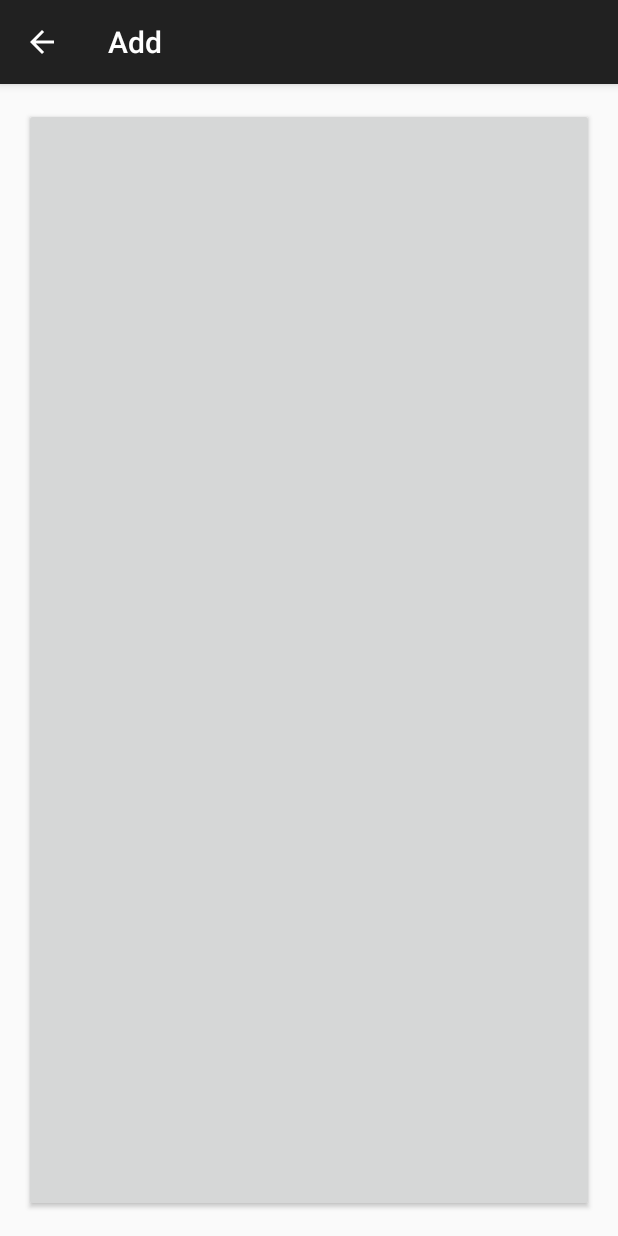
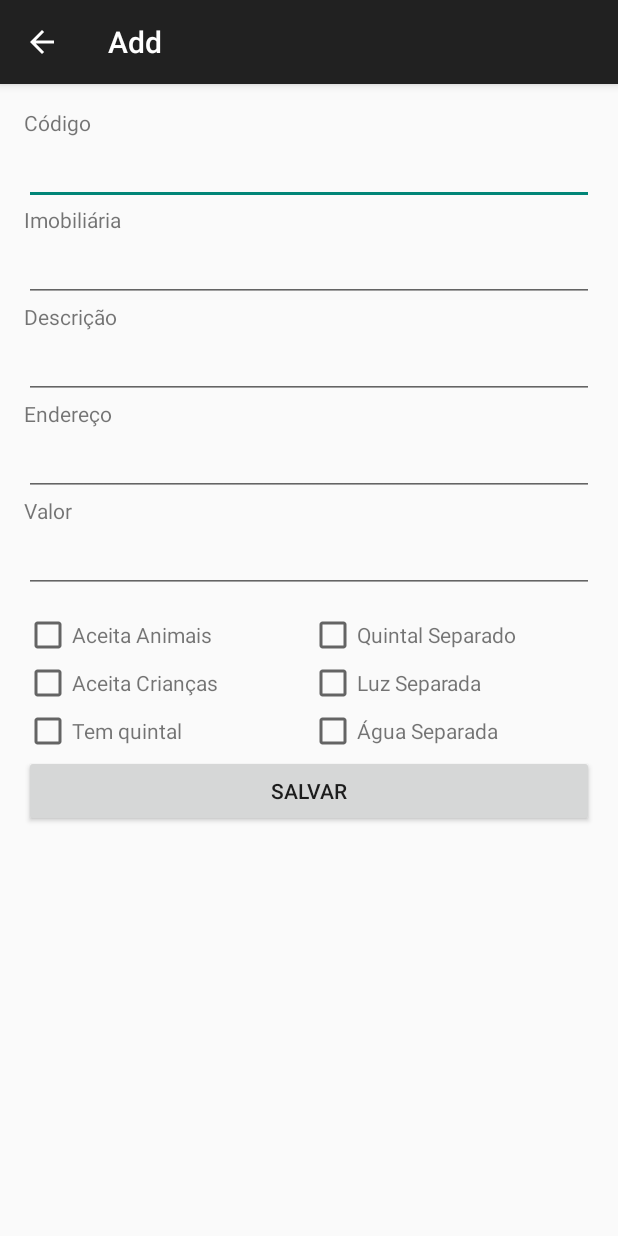
Before and after one commit to darakeon/home-sweet-home, an Android app: the AddActivity screen opened directly, with no data from a screen before it, on a phone screen of 412 x 824 dp. Run offline under Robolectric (Android 15) with nearby library versions, the phone set to English and light mode, and no system bars.

Commit message:
Add form working
by [Keon] in [2016-09-07 16:32:40 (-03:00)]

```diff
--- a/android/app/src/main/java/com/darakeon/hsh/AddActivity.java
+++ b/android/app/src/main/java/com/darakeon/hsh/AddActivity.java
@@ -37,7 +37,11 @@ public class AddActivity extends AppCompatActivity
     public double getDoubleField(int r)
     {
         String text = getStringField(r);
-        return Double.parseDouble(text);
+
+        if (text.isEmpty())
+            return 0;
+        else
+            return Double.parseDouble(text);
     }
 
     public Boolean getBooleanField(int r)
--- a/android/app/src/main/res/layout/add.xml
+++ b/android/app/src/main/res/layout/add.xml
@@ -1,4 +1,4 @@
-<RelativeLayout xmlns:android="http://schemas.android.com/apk/res/android"
+<LinearLayout xmlns:android="http://schemas.android.com/apk/res/android"
 	xmlns:tools="http://schemas.android.com/tools"
 	android:layout_width="match_parent"
 	android:layout_height="match_parent"
@@ -6,66 +6,169 @@
 	android:paddingRight="@dimen/activity_horizontal_margin"
 	android:paddingTop="@dimen/activity_vertical_margin"
 	android:paddingBottom="@dimen/activity_vertical_margin"
-                tools:context="com.darakeon.hsh.AddActivity">
+	tools:context="com.darakeon.hsh.AddActivity"
+	android:orientation="vertical">
 
+	<TextView
+		android:text="@string/code"
+		android:layout_width="match_parent"
+		android:layout_height="wrap_content"/>
     <EditText
 		android:id="@+id/field_code"
-		android:layout_width="wrap_content"
-		android:layout_height="wrap_content"
-		android:inputType="text"/>
-    <EditText
-		android:id="@+id/field_estate_agency"
-		android:layout_width="wrap_content"
+		android:layout_width="match_parent"
 		android:layout_height="wrap_content"
 		android:inputType="text"/>
 
+	<TextView
+		android:text="@string/estate_agency"
+		android:layout_width="match_parent"
+		android:layout_height="wrap_content"/>
     <EditText
-		android:id="@+id/field_description"
-		android:layout_width="wrap_content"
+		android:id="@+id/field_estate_agency"
+		android:layout_width="match_parent"
 		android:layout_height="wrap_content"
 		android:inputType="text"/>
 
+	<TextView
+		android:text="@string/description"
+		android:layout_width="match_parent"
+		android:layout_height="wrap_content"/>
+    <EditText
+		android:id="@+id/field_description"
+		android:layout_width="match_parent"
+		android:layout_height="wrap_content"
+		android:inputType="text"/>
+
+	<TextView
+		android:text="@string/address"
+		android:layout_width="match_parent"
+		android:layout_height="wrap_content"/>
     <EditText
 		android:id="@+id/field_address"
-		android:layout_width="wrap_content"
+		android:layout_width="match_parent"
 		android:layout_height="wrap_content"
 		android:inputType="text"/>
+
+	<TextView
+		android:text="@string/value"
+		android:layout_width="match_parent"
+		android:layout_height="wrap_content"/>
     <EditText
 		android:id="@+id/field_value"
-		android:layout_width="wrap_content"
+		android:layout_width="match_parent"
 		android:layout_height="wrap_content"
 		android:inputType="numberDecimal"/>
 
+	<View
+		android:layout_width="match_parent"
+		android:layout_height="12sp" />
+
+	<LinearLayout
+		android:layout_width="match_parent"
+		android:layout_height="wrap_content"
+		android:orientation="horizontal"
+		android:baselineAligned="false">
+		<LinearLayout
+			android:layout_width="0dp"
+			android:layout_weight="1"
+			android:layout_height="wrap_content"
+			android:orientation="vertical">
+			<LinearLayout
+				android:layout_width="match_parent"
+				android:layout_height="wrap_content"
+				android:orientation="horizontal">
 				<CheckBox
 					android:id="@+id/field_accept_pets"
 					android:layout_width="wrap_content"
 					android:layout_height="wrap_content"/>
+				<TextView
+					android:text="@string/accept_pets"
+					android:layout_width="wrap_content"
+					android:layout_height="wrap_content"/>
+			</LinearLayout>
+
+			<LinearLayout
+				android:layout_width="match_parent"
+				android:layout_height="wrap_content"
+				android:orientation="horizontal">
 			<CheckBox
 				android:id="@+id/field_accept_kids"
 				android:layout_width="wrap_content"
 				android:layout_height="wrap_content"/>
+				<TextView
+					android:text="@string/accept_kids"
+					android:layout_width="wrap_content"
+					android:layout_height="wrap_content"/>
+			</LinearLayout>
+
+			<LinearLayout
+				android:layout_width="match_parent"
+				android:layout_height="wrap_content"
+				android:orientation="horizontal">
 				<CheckBox
 					android:id="@+id/field_has_backyard"
 					android:layout_width="wrap_content"
 					android:layout_height="wrap_content"/>
+				<TextView
+					android:text="@string/has_backyard"
+					android:layout_width="wrap_content"
+					android:layout_height="wrap_content"/>
+			</LinearLayout>
+		</LinearLayout>
 
+		<LinearLayout
+			android:layout_width="0dp"
+			android:layout_weight="1"
+			android:layout_height="wrap_content"
+			android:orientation="vertical">
+			<LinearLayout
+				android:layout_width="match_parent"
+				android:layout_height="wrap_content"
+				android:orientation="horizontal">
 				<CheckBox
 					android:id="@+id/field_backyard_apart"
 					android:layout_width="wrap_content"
 					android:layout_height="wrap_content"/>
+				<TextView
+					android:text="@string/backyard_apart"
+					android:layout_width="wrap_content"
+					android:layout_height="wrap_content"/>
+			</LinearLayout>
+
+			<LinearLayout
+				android:layout_width="match_parent"
+				android:layout_height="wrap_content"
+				android:orientation="horizontal">
 				<CheckBox
 					android:id="@+id/field_light_apart"
 					android:layout_width="wrap_content"
 					android:layout_height="wrap_content"/>
+				<TextView
+					android:text="@string/light_apart"
+					android:layout_width="wrap_content"
+					android:layout_height="wrap_content"/>
+			</LinearLayout>
+
+			<LinearLayout
+				android:layout_width="match_parent"
+				android:layout_height="wrap_content"
+				android:orientation="horizontal">
 				<CheckBox
 					android:id="@+id/field_water_apart"
 					android:layout_width="wrap_content"
 					android:layout_height="wrap_content"/>
+				<TextView
+					android:text="@string/water_apart"
+					android:layout_width="wrap_content"
+					android:layout_height="wrap_content"/>
+			</LinearLayout>
+		</LinearLayout>
+	</LinearLayout>
 
     <Button
         android:layout_width="match_parent"
-        android:layout_height="match_parent"
-        android:onClick="savePlace"
-        />
+        android:layout_height="wrap_content"
+		android:text="@string/save"
+        android:onClick="savePlace" />
 
-</RelativeLayout>
+</LinearLayout>
--- a/android/app/src/main/res/values/strings.xml
+++ b/android/app/src/main/res/values/strings.xml
@@ -8,4 +8,16 @@
     <string name="see_place_list">Ver Mapa</string>
     <string name="title_activity_maps">Places</string>
     <string name="title_activity_add">Add</string>
+    <string name="accept_pets">Aceita Animais</string>
+    <string name="accept_kids">Aceita Crianças</string>
+    <string name="has_backyard">Tem quintal</string>
+    <string name="backyard_apart">Quintal Separado</string>
+    <string name="light_apart">Luz Separada</string>
+    <string name="water_apart">Água Separada</string>
+    <string name="save">Salvar</string>
+    <string name="code">Código</string>
+    <string name="estate_agency">Imobiliária</string>
+    <string name="description">Descrição</string>
+    <string name="address">Endereço</string>
+    <string name="value">Valor</string>
 </resources>
```
Lines whose indentation alone changed are shown as unchanged.
